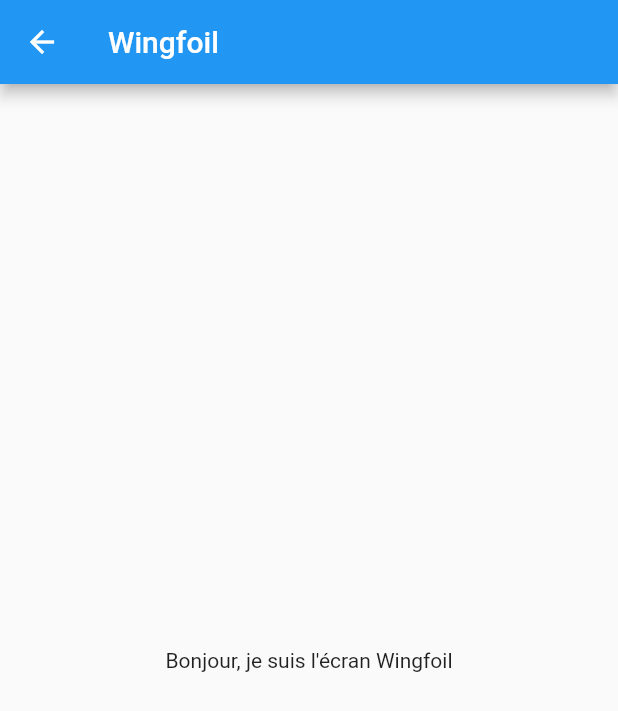
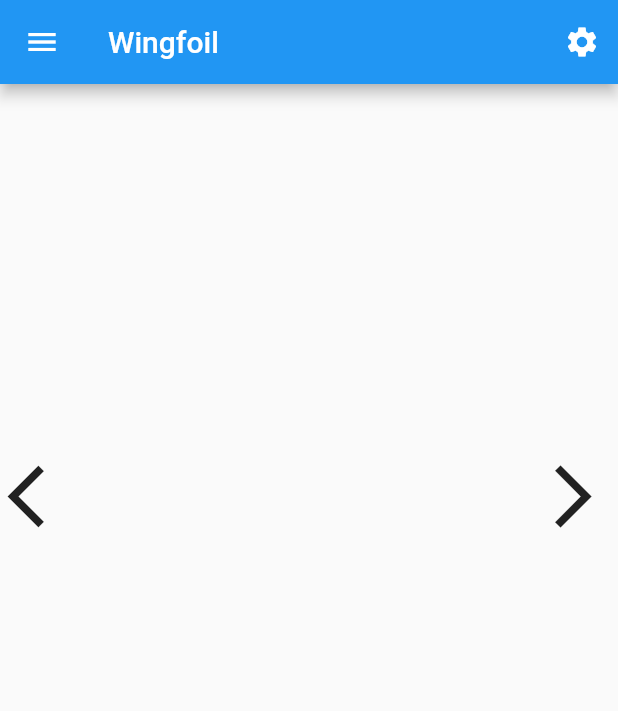
Before and after one commit to jeanJonathan/progress_notebook, a Flutter app: the Wingfoil screen opened directly, on a phone screen of 412 x 824 dp. Shown: the top 711 px of the screen. Run offline on Flutter 3.47's test engine with Material 2 defaults, Android fonts, the phone set to English and light mode, and no system bars.

Commit message:
ajout des elements du menu dans dans les deux autres ecran

```diff
--- a/lib/Wingfoil.dart
+++ b/lib/Wingfoil.dart
@@ -16,10 +16,35 @@ class Wingfoil extends StatelessWidget {
       },
       child: Scaffold(
         appBar: AppBar(
+          leading: IconButton(
+            icon: const Icon(Icons.menu),
+            onPressed: () {
+              Navigator.pushNamed(context, '/menu');
+            },
+          ),
+          actions: [
+            IconButton(
+              icon: const Icon(Icons.settings),
+              onPressed: () {
+                Navigator.pushNamed(context, '/parametres');
+              },
+            ),
+          ],
           title: const Text('Wingfoil'),
         ),
-        body: Center(
-          child: const Text('Bonjour, je suis l\'écran Wingfoil'),
+        body: Stack(
+          children: [
+            const Positioned(
+              top: 250,
+              left: 5,
+              child: Icon(Icons.arrow_back_ios, size: 50),
+            ),
+            const Positioned(
+              top: 250,
+              right: 5,
+              child: Icon(Icons.arrow_forward_ios, size: 50),
+            ),
+          ],
         ),
       ),
     );
--- a/pubspec.yaml
+++ b/pubspec.yaml
@@ -52,7 +52,10 @@ dev_dependencies:
 
 # The following section is specific to Flutter packages.
 flutter:
-
+  assets:
+    - assets/kitesurf.jpg
+    - assets/kitesurf.jpg
+    - assets/kitesurf.jpg
   # The following line ensures that the Material Icons font is
   # included with your application, so that you can use the icons in
   # the material Icons class.
```
Also changed, not shown: lib/Surf.dart (+22 -2 lines), lib/main.dart (+50 -11 lines), lib/menu_screen.dart (added, +49 -0 lines), lib/parametre_screen.dart (added, +70 -0 lines).
